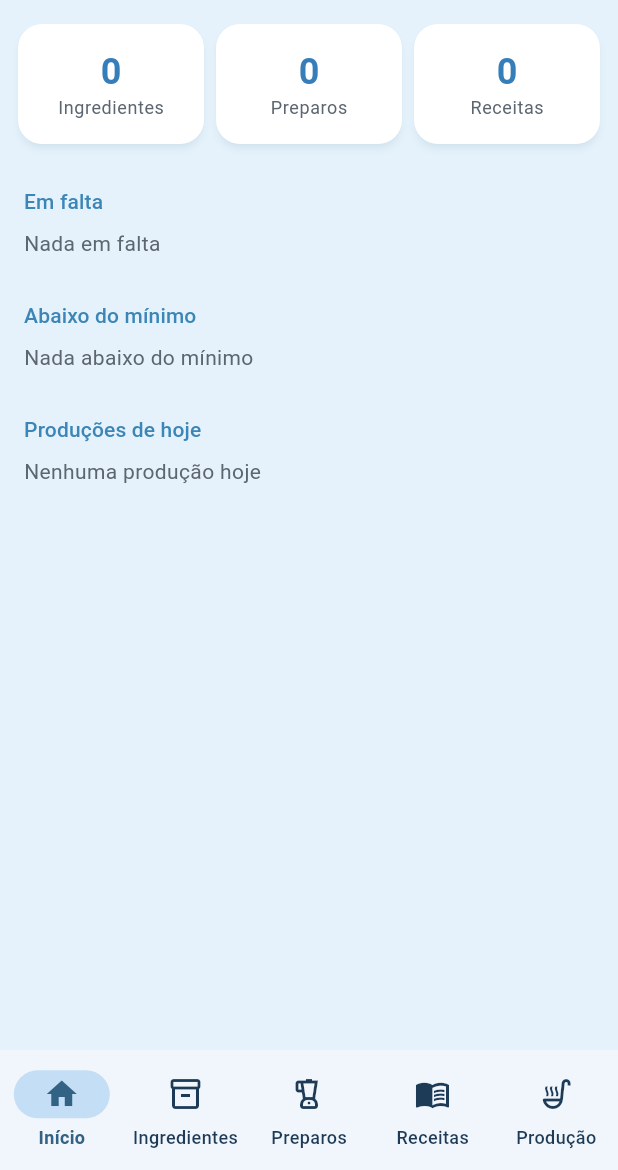
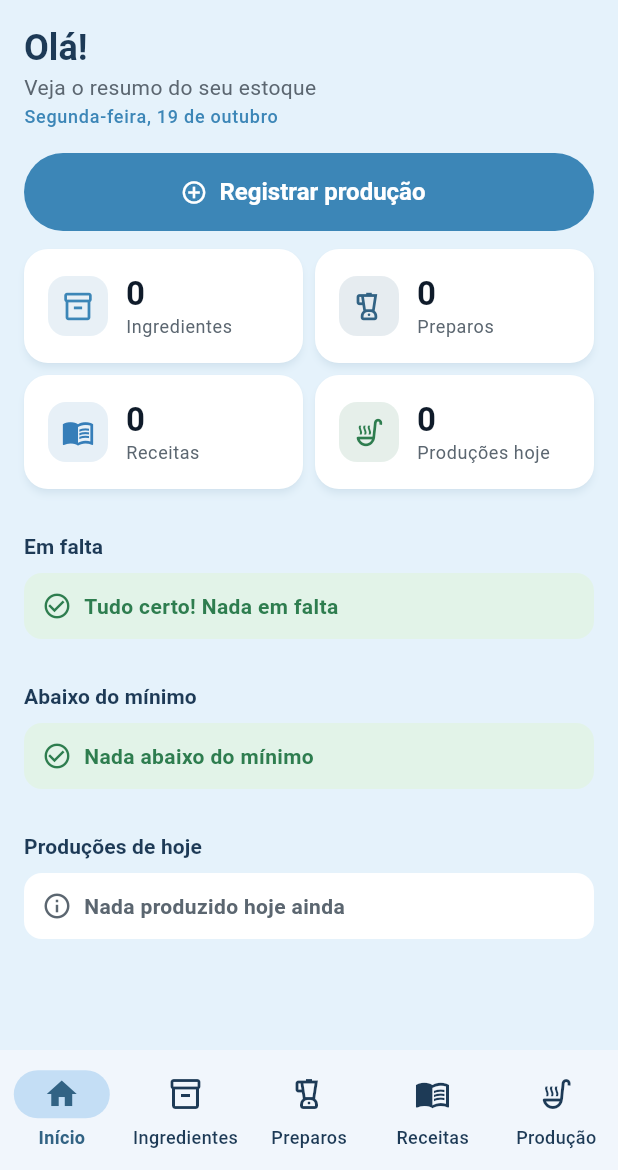
Before and after one commit to AlexandreVenturini/stockchef, a Flutter app: the screen it shows after launch, on a phone screen of 412 x 824 dp, the part 66-1236 px from its top. Run offline on Flutter 3.47's test engine with Material 3 defaults, Android fonts, the phone set to English and light mode, and no system bars; our stand-ins replace sqflite, sqflite_common_ffi; accounts and stored records are empty.

Commit message:
Redesenha a tela de inicio com saudacao, atalho de producao, resumo e alertas

```diff
--- a/lib/features/dashboard/dashboard_page.dart
+++ b/lib/features/dashboard/dashboard_page.dart
@@ -3,8 +3,11 @@ import 'package:flutter/material.dart';
 import '../../core/format.dart';
 import '../../core/theme.dart';
 import '../../core/widgets/item_card.dart';
+import '../../core/widgets/section_title.dart';
+import '../../core/widgets/stat_card.dart';
 import '../ingredients/ingredient.dart';
 import '../production/production.dart';
+import '../production/production_form_page.dart';
 import '../production/production_repository.dart';
 import '../recipes/recipe.dart';
 import '../recipes/recipe_repository.dart';
@@ -29,7 +32,7 @@ class _DashboardData {
 }
 
 class _DashboardPageState extends State<DashboardPage> {
-  late final Future<_DashboardData> _data;
+  late Future<_DashboardData> _data;
 
   @override
   void initState() {
@@ -50,6 +53,24 @@ class _DashboardPageState extends State<DashboardPage> {
           .where((production) => toDateKey(production.date) == today)
           .toList(),
     );
+  }
+
+  void _reload() {
+    setState(() {
+      _data = _load();
+    });
+  }
+
+  Future<void> _refresh() async {
+    _reload();
+    await _data;
+  }
+
+  Future<void> _openProductionForm() async {
+    final saved = await Navigator.of(
+      context,
+    ).push<bool>(MaterialPageRoute(builder: (_) => const ProductionFormPage()));
+    if (saved == true) _reload();
   }
 
   @override
@@ -93,8 +114,10 @@ class _DashboardPageState extends State<DashboardPage> {
   }
 
   Widget _buildContent(_DashboardData data) {
-    final missing = data.ingredients.where((item) => item.isOutOfStock);
-    final low = data.ingredients.where((item) => item.isLowStock);
+    final missing = data.ingredients
+        .where((item) => item.isOutOfStock)
+        .toList();
+    final low = data.ingredients.where((item) => item.isLowStock).toList();
     final ingredientCount = data.ingredients
         .where((item) => !item.isPreparation)
         .length;
@@ -102,31 +125,93 @@ class _DashboardPageState extends State<DashboardPage> {
         .where((recipe) => recipe.isPreparation)
         .length;
     final recipeCount = data.recipes.length - preparationCount;
+    final today = data.todayProductions;
 
-    return ListView(
+    return RefreshIndicator(
+      onRefresh: _refresh,
+      child: ListView(
+        physics: const AlwaysScrollableScrollPhysics(),
         padding: const EdgeInsets.only(bottom: AppSpacing.lg),
         children: [
+          const _Greeting(),
           Padding(
-          padding: const EdgeInsets.symmetric(horizontal: AppSpacing.sm),
-          child: Row(
+            padding: const EdgeInsets.symmetric(horizontal: AppSpacing.md),
+            child: FilledButton.icon(
+              onPressed: _openProductionForm,
+              icon: const Icon(Icons.add_circle_outline),
+              label: const Text('Registrar produção'),
+              style: FilledButton.styleFrom(
+                minimumSize: const Size.fromHeight(AppSizes.buttonHeight),
+              ),
+            ),
+          ),
+          const SizedBox(height: AppSpacing.sm),
+          Padding(
+            padding: const EdgeInsets.symmetric(horizontal: AppSpacing.md - 4),
+            child: Column(
               children: [
-              _TotalCard(label: 'Ingredientes', value: ingredientCount),
-              _TotalCard(label: 'Preparos', value: preparationCount),
-              _TotalCard(label: 'Receitas', value: recipeCount),
+                Row(
+                  children: [
+                    Expanded(
+                      child: StatCard(
+                        icon: Icons.inventory_2_outlined,
+                        label: 'Ingredientes',
+                        value: '$ingredientCount',
+                      ),
+                    ),
+                    Expanded(
+                      child: StatCard(
+                        icon: Icons.blender_outlined,
+                        label: 'Preparos',
+                        value: '$preparationCount',
+                        color: AppColors.navigationSelected,
+                      ),
+                    ),
+                  ],
+                ),
+                Row(
+                  children: [
+                    Expanded(
+                      child: StatCard(
+                        icon: Icons.menu_book_outlined,
+                        label: 'Receitas',
+                        value: '$recipeCount',
+                        color: AppColors.quantity,
+                      ),
+                    ),
+                    Expanded(
+                      child: StatCard(
+                        icon: Icons.soup_kitchen_outlined,
+                        label: 'Produções hoje',
+                        value: '${today.length}',
+                        color: AppColors.success,
+                      ),
+                    ),
+                  ],
+                ),
               ],
             ),
           ),
-        const _SectionTitle('Em falta'),
-        if (missing.isEmpty) const _EmptyLine('Nada em falta'),
+          SectionTitle('Em falta', trailing: _countLabel(missing.length)),
+          if (missing.isEmpty)
+            const _StatusLine('Tudo certo! Nada em falta')
+          else
             for (final item in missing)
-          _StockCard(item: item, badge: 'Sem estoque'),
-        const _SectionTitle('Abaixo do mínimo'),
-        if (low.isEmpty) const _EmptyLine('Nada abaixo do mínimo'),
-        for (final item in low) _StockCard(item: item, badge: 'Estoque baixo'),
-        const _SectionTitle('Produções de hoje'),
-        if (data.todayProductions.isEmpty)
-          const _EmptyLine('Nenhuma produção hoje'),
-        for (final production in data.todayProductions)
+              _StockCard(item: item, alert: true, badge: 'Sem estoque'),
+          SectionTitle('Abaixo do mínimo', trailing: _countLabel(low.length)),
+          if (low.isEmpty)
+            const _StatusLine('Nada abaixo do mínimo')
+          else
+            for (final item in low)
+              _StockCard(item: item, alert: false, badge: 'Estoque baixo'),
+          SectionTitle(
+            'Produções de hoje',
+            trailing: today.isEmpty ? null : '${today.length}',
+          ),
+          if (today.isEmpty)
+            const _StatusLine('Nada produzido hoje ainda', ok: false)
+          else
+            for (final production in today)
               ItemCard(
                 icon: Icons.soup_kitchen_outlined,
                 title: production.recipeName,
@@ -134,51 +219,65 @@ class _DashboardPageState extends State<DashboardPage> {
                 trailing: formatQuantity(production.quantity, production.unit),
               ),
         ],
+      ),
     );
+  }
+
+  String? _countLabel(int count) {
+    if (count == 0) return null;
+    return count == 1 ? '1 item' : '$count itens';
   }
 }
 
-class _TotalCard extends StatelessWidget {
-  const _TotalCard({required this.label, required this.value});
-
-  final String label;
-  final int value;
+class _Greeting extends StatelessWidget {
+  const _Greeting();
 
   @override
   Widget build(BuildContext context) {
     final textTheme = Theme.of(context).textTheme;
-    return Expanded(
-      child: Card(
-        margin: const EdgeInsets.all(AppSpacing.xs),
-        child: Padding(
-          padding: const EdgeInsets.symmetric(vertical: AppSpacing.md),
+    return Padding(
+      padding: const EdgeInsets.fromLTRB(
+        AppSpacing.md,
+        AppSpacing.xs,
+        AppSpacing.md,
+        AppSpacing.md,
+      ),
       child: Column(
+        crossAxisAlignment: CrossAxisAlignment.start,
         children: [
           Text(
-                '$value',
+            'Olá!',
             style: textTheme.headlineSmall?.copyWith(
-                  color: AppColors.quantity,
+              color: AppColors.title,
               fontWeight: FontWeight.w700,
             ),
           ),
           Text(
-                label,
-                style: textTheme.bodySmall?.copyWith(
+            'Veja o resumo do seu estoque',
+            style: textTheme.bodyMedium?.copyWith(
               color: AppColors.textSecondary,
             ),
           ),
+          const SizedBox(height: 2),
+          Text(
+            formatLongDate(DateTime.now()),
+            style: textTheme.labelMedium?.copyWith(color: AppColors.primary),
+          ),
         ],
-          ),
-        ),
       ),
     );
   }
 }
 
 class _StockCard extends StatelessWidget {
-  const _StockCard({required this.item, required this.badge});
+  const _StockCard({
+    required this.item,
+    required this.alert,
+    required this.badge,
+  });
 
   final Ingredient item;
+  final bool alert;
   final String badge;
 
   @override
@@ -190,53 +289,48 @@ class _StockCard extends StatelessWidget {
       title: item.name,
       subtitle: item.isPreparation ? 'Preparo' : item.brand,
       trailing: formatQuantity(item.stock, item.unit),
-      alert: true,
+      alert: alert,
+      warning: !alert,
       badge: badge,
     );
   }
 }
 
-class _SectionTitle extends StatelessWidget {
-  const _SectionTitle(this.text);
+class _StatusLine extends StatelessWidget {
+  const _StatusLine(this.text, {this.ok = true});
 
   final String text;
+  final bool ok;
 
   @override
   Widget build(BuildContext context) {
-    final theme = Theme.of(context);
-    return Padding(
-      padding: const EdgeInsets.fromLTRB(
-        AppSpacing.md,
-        AppSpacing.lg,
-        AppSpacing.md,
-        AppSpacing.xs,
+    final color = ok ? AppColors.success : AppColors.textSecondary;
+    return Container(
+      margin: const EdgeInsets.symmetric(
+        horizontal: AppSpacing.md,
+        vertical: AppSpacing.xs,
       ),
+      padding: const EdgeInsets.all(AppSpacing.md - 4),
+      decoration: BoxDecoration(
+        color: ok ? AppColors.successBackground : AppColors.surface,
+        borderRadius: BorderRadius.circular(AppRadius.md),
+      ),
+      child: Row(
+        children: [
+          Icon(
+            ok ? Icons.check_circle_outline : Icons.info_outline,
+            color: color,
+            size: 20,
+          ),
+          const SizedBox(width: AppSpacing.sm),
+          Expanded(
             child: Text(
               text,
-        style: theme.textTheme.titleSmall?.copyWith(
-          color: theme.colorScheme.primary,
+              style: TextStyle(color: color, fontWeight: FontWeight.w600),
             ),
+          ),
+        ],
       ),
     );
   }
 }
-
-class _EmptyLine extends StatelessWidget {
-  const _EmptyLine(this.text);
-
-  final String text;
-
-  @override
-  Widget build(BuildContext context) {
-    return Padding(
-      padding: const EdgeInsets.symmetric(
-        horizontal: AppSpacing.md,
-        vertical: AppSpacing.xs,
-      ),
-      child: Text(
-        text,
-        style: const TextStyle(color: AppColors.textSecondary),
-      ),
-    );
-  }
-}
```
Lines whose indentation alone changed are shown as unchanged.
